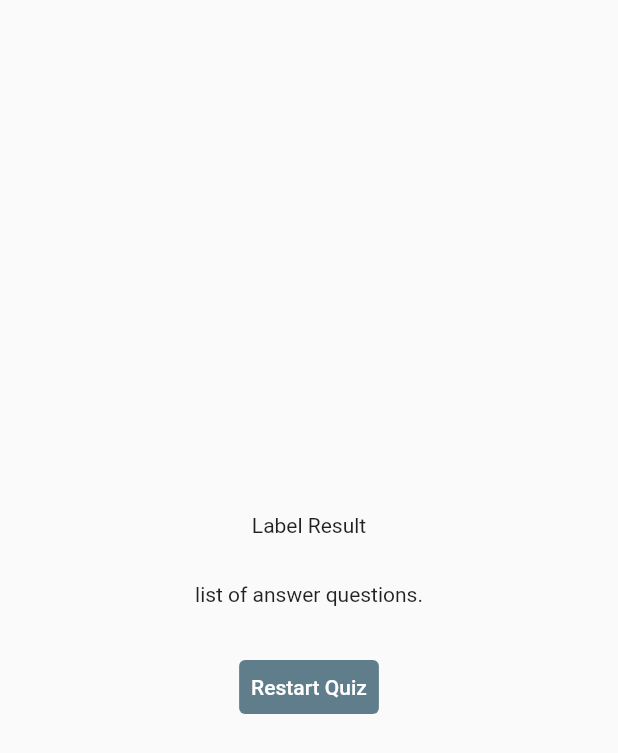
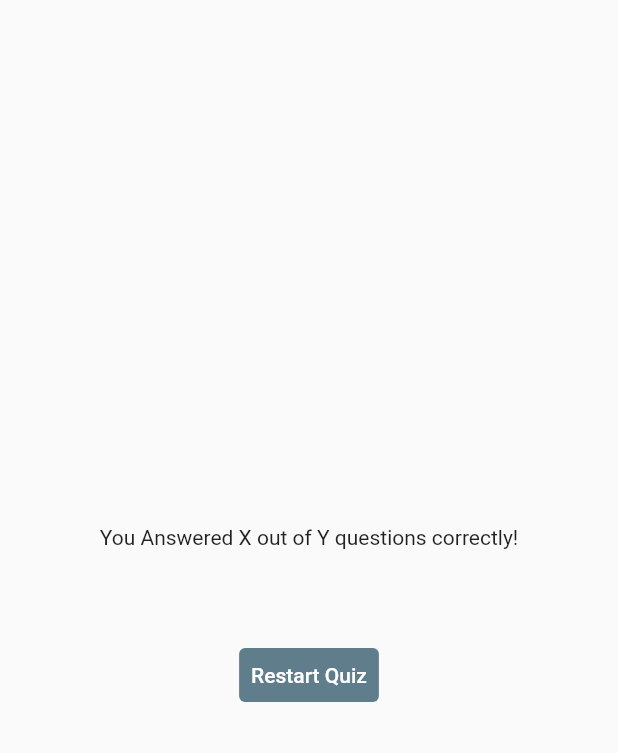
Before and after one commit to Mugaf/quiz-app-flutter, a Flutter app: the ResultsScreen widget shown alone on an empty page, opened directly with empty values, on a phone screen of 412 x 824 dp. Shown: the top 753 px of the screen. Run offline on Flutter 3.47's test engine with Material 2 defaults, Android fonts, the phone set to English and light mode, and no system bars; our stand-ins replace google_fonts.

Commit message:
[84. Combining Column and Row] adding result summary widget on result screen to show summary result from quiz

```diff
--- a/lib/results_screen.dart
+++ b/lib/results_screen.dart
@@ -1,5 +1,6 @@
 import 'package:flutter/material.dart';
 import 'package:quiz_app/data/questions.dart';
+import 'package:quiz_app/questions_summary.dart';
 
 class ResultsScreen extends StatelessWidget {
   const ResultsScreen({super.key, required this.chosenAnswers});
@@ -28,11 +29,11 @@ class ResultsScreen extends StatelessWidget {
         child: Column(
           mainAxisAlignment: MainAxisAlignment.center,
           children: [
-            const Text('Label Result'),
+            const Text('You Answered X out of Y questions correctly!'),
             const SizedBox(
               height: 30,
             ),
-            const Text('list of answer questions.'),
+            QuestionsSummary(getSummaryData()),
             const SizedBox(
               height: 30,
             ),
```
Also changed, not shown: lib/questions_summary.dart (+18 -1 lines).
